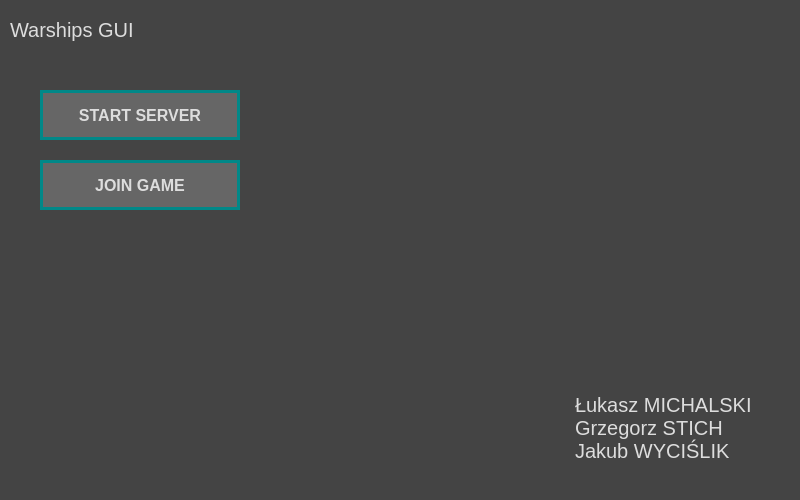
The window that application.ui (LukaszMichalsky/PS-Warships-GUI) describes before a commit, drawn with Qt 5.
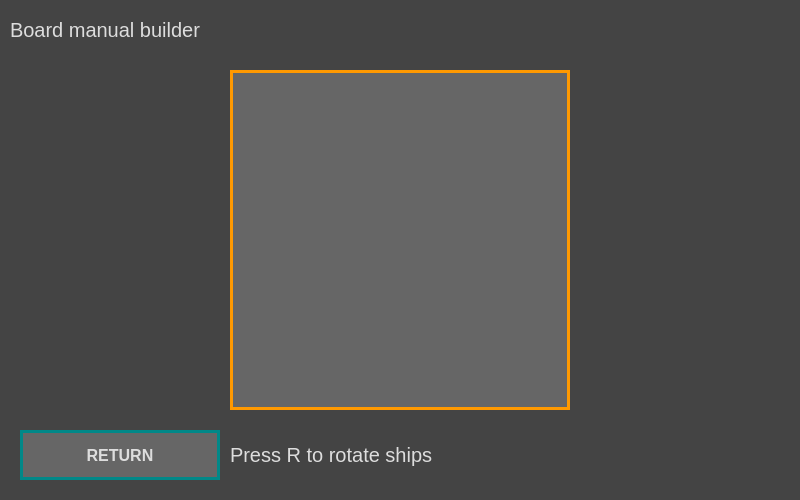
The same window after the commit. Custom widgets are drawn as their Qt base class.

Commit message: Added ghost mode in GraphicBoard and manual board build page

The edit to the form file:
```diff
--- a/application.ui
+++ b/application.ui
@@ -142,7 +142,7 @@
      </rect>
     </property>
     <property name="currentIndex">
-     <number>0</number>
+     <number>6</number>
     </property>
     <widget class="QWidget" name="pageMain">
      <widget class="QLabel" name="labelMainTitle">
@@ -638,6 +638,72 @@
       </property>
      </widget>
     </widget>
+    <widget class="QWidget" name="pageBuildManual">
+     <widget class="QLabel" name="labelBuildManualTitle">
+      <property name="geometry">
+       <rect>
+        <x>10</x>
+        <y>0</y>
+        <width>780</width>
+        <height>60</height>
+       </rect>
+      </property>
+      <property name="text">
+       <string>Board manual builder</string>
+      </property>
+      <property name="BORDER_BOTTOM" stdset="0">
+       <bool>true</bool>
+      </property>
+      <property name="STYLE_TITLE" stdset="0">
+       <bool>true</bool>
+      </property>
+     </widget>
+     <widget class="QPushButton" name="btnBuildManualReturn">
+      <property name="geometry">
+       <rect>
+        <x>20</x>
+        <y>430</y>
+        <width>200</width>
+        <height>50</height>
+       </rect>
+      </property>
+      <property name="text">
+       <string>RETURN</string>
+      </property>
+     </widget>
+     <widget class="GraphicBoard" name="boardBuildManual">
+      <property name="geometry">
+       <rect>
+        <x>230</x>
+        <y>70</y>
+        <width>340</width>
+        <height>340</height>
+       </rect>
+      </property>
+      <property name="mouseTracking">
+       <bool>true</bool>
+      </property>
+      <property name="verticalScrollBarPolicy">
+       <enum>Qt::ScrollBarAlwaysOff</enum>
+      </property>
+      <property name="horizontalScrollBarPolicy">
+       <enum>Qt::ScrollBarAlwaysOff</enum>
+      </property>
+     </widget>
+     <widget class="QLabel" name="labelBuildManualRotate">
+      <property name="geometry">
+       <rect>
+        <x>230</x>
+        <y>430</y>
+        <width>340</width>
+        <height>50</height>
+       </rect>
+      </property>
+      <property name="text">
+       <string>Press R to rotate ships</string>
+      </property>
+     </widget>
+    </widget>
    </widget>
   </widget>
  </widget>
```
The commit also changes 11 other files.
